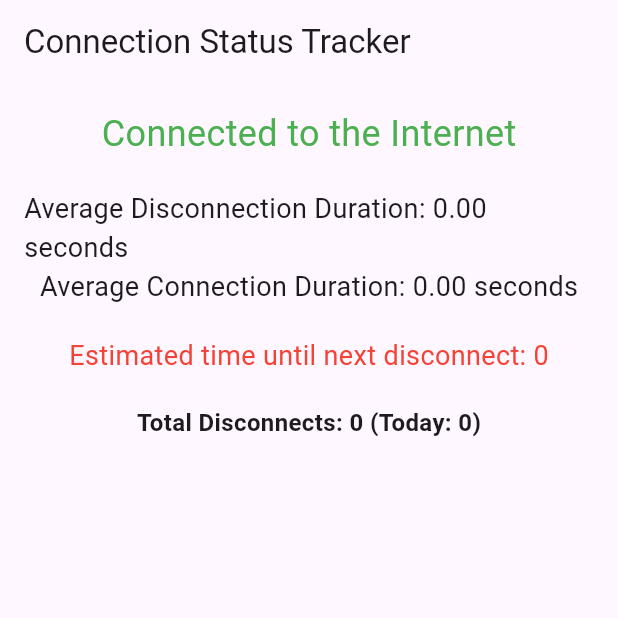
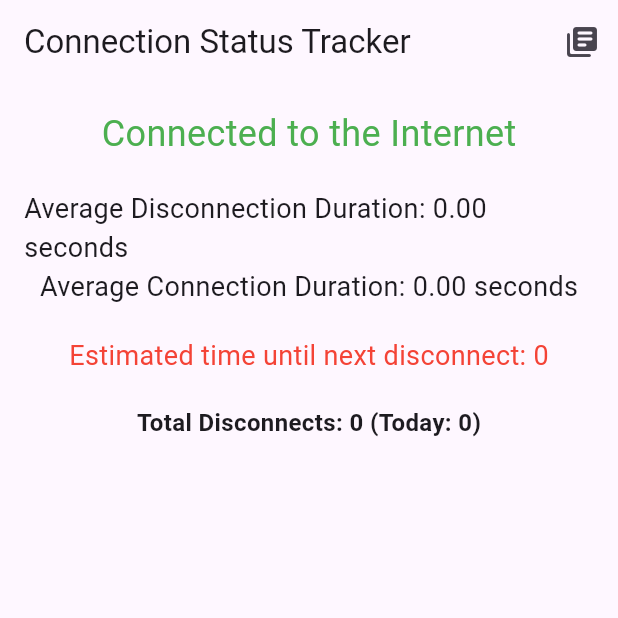
Before and after one commit to PyFlat/Disconnection-Tracker, a Flutter app: the screen it shows after launch, on a phone screen of 412 x 824 dp, the top half of it. Run offline on Flutter 3.47's test engine with Material 3 defaults, Android fonts, the phone set to English and light mode, and no system bars; our stand-ins replace internet_connection_checker_plus, sqflite_common_ffi, talker_flutter; accounts and stored records are empty.

```diff
--- a/lib/connection_app_screen.dart
+++ b/lib/connection_app_screen.dart
@@ -1,7 +1,9 @@
 import 'package:flutter/material.dart';
 import 'package:internet_connection_checker_plus/internet_connection_checker_plus.dart';
+import 'package:talker_flutter/talker_flutter.dart';
 import 'connection_service.dart';
 import 'package:intl/intl.dart';
+import 'logger.dart';
 
 class ConnectionStatusApp extends StatefulWidget {
   const ConnectionStatusApp({super.key});
@@ -91,7 +93,21 @@ class ConnectionStatusAppState extends State<ConnectionStatusApp> {
     return MaterialApp(
       debugShowCheckedModeBanner: false,
       home: Scaffold(
-        appBar: AppBar(title: const Text("Connection Status Tracker")),
+        appBar: AppBar(
+          title: const Text("Connection Status Tracker"),
+          actions: [
+            IconButton(
+              onPressed: () {
+                Navigator.of(context).push(
+                  MaterialPageRoute(
+                    builder: (context) => TalkerScreen(talker: talker),
+                  ),
+                );
+              },
+              icon: Icon(Icons.my_library_books_rounded),
+            ),
+          ],
+        ),
         body: Padding(
           padding: const EdgeInsets.all(16.0),
           child: Column(
--- /dev/null
+++ b/lib/logger.dart
@@ -0,0 +1,5 @@
+import 'package:talker_flutter/talker_flutter.dart';
+
+final talker = TalkerFlutter.init(
+  settings: TalkerSettings(useConsoleLogs: false),
+);
--- a/lib/main.dart
+++ b/lib/main.dart
@@ -1,6 +1,30 @@
+import 'dart:async';
+
 import 'package:flutter/material.dart';
 import 'connection_app_screen.dart';
+import 'logger.dart';
 
-void main() {
-  runApp(ConnectionStatusApp());
+void main() async {
+  runZonedGuarded(
+    () {
+      WidgetsFlutterBinding.ensureInitialized();
+
+      runApp(MyApp());
+    },
+    (error, stackTrace) {
+      talker.handle(error, stackTrace, 'Uncaught app exception');
+    },
+  );
 }
+
+class MyApp extends StatelessWidget {
+  const MyApp({super.key});
+
+  @override
+  Widget build(BuildContext context) {
+    return MaterialApp(
+      debugShowCheckedModeBanner: false,
+      home: ConnectionStatusApp(),
+    );
+  }
+}
--- a/pubspec.yaml
+++ b/pubspec.yaml
@@ -40,6 +40,8 @@ dependencies:
   internet_connection_checker_plus: ^2.5.2
   path_provider: ^2.1.5
   intl: ^0.19.0
+  talker_flutter: ^4.4.1
+  sqlite3_flutter_libs: ^0.5.26
 
 dev_dependencies:
   flutter_test:
```
Also changed, not shown: lib/database_helper.dart (+7 -8 lines), pubspec.lock, 5 other files.
